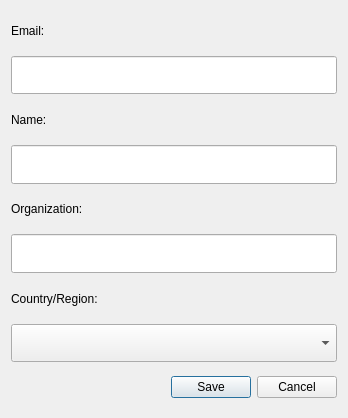
First picture: the form in LDMP/gui/DlgSettingsEditUpdate.ui, repository ConservationInternational/trends.earth, before the edit.
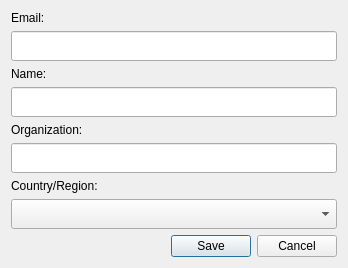
Second picture: the form after the edit.

```diff
--- a/LDMP/gui/DlgSettingsEditUpdate.ui
+++ b/LDMP/gui/DlgSettingsEditUpdate.ui
@@ -7,11 +7,11 @@
     <x>0</x>
     <y>0</y>
     <width>348</width>
-    <height>418</height>
+    <height>261</height>
    </rect>
   </property>
   <property name="sizePolicy">
-   <sizepolicy hsizetype="Fixed" vsizetype="Fixed">
+   <sizepolicy hsizetype="Fixed" vsizetype="Minimum">
     <horstretch>0</horstretch>
     <verstretch>0</verstretch>
    </sizepolicy>
```
